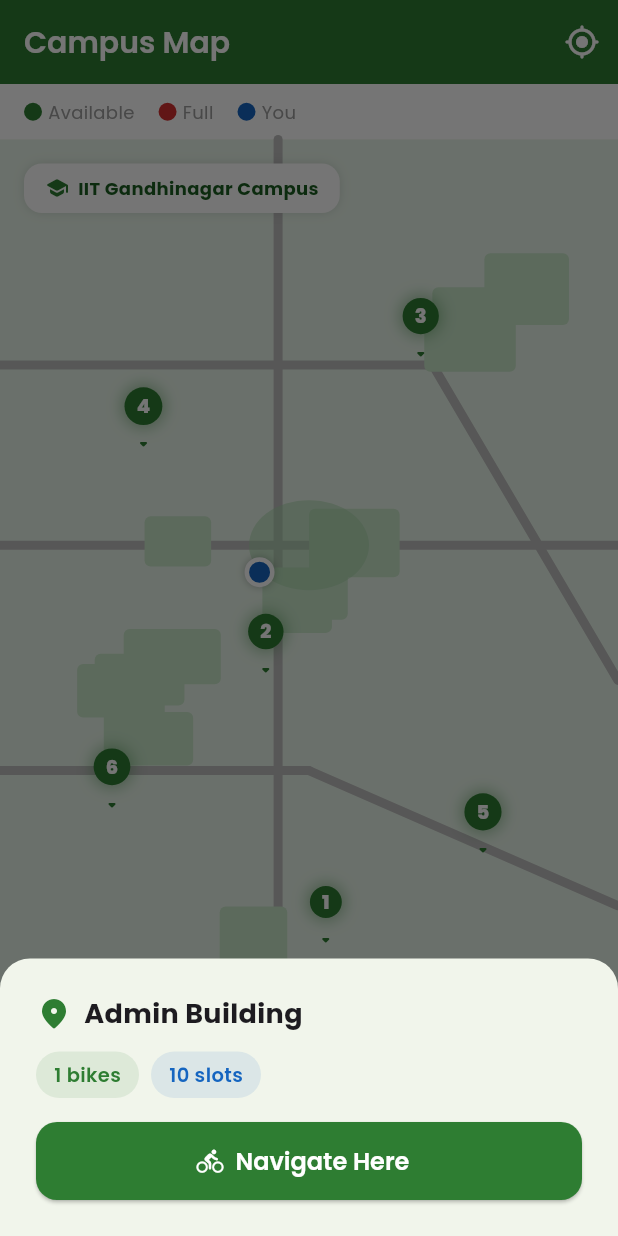
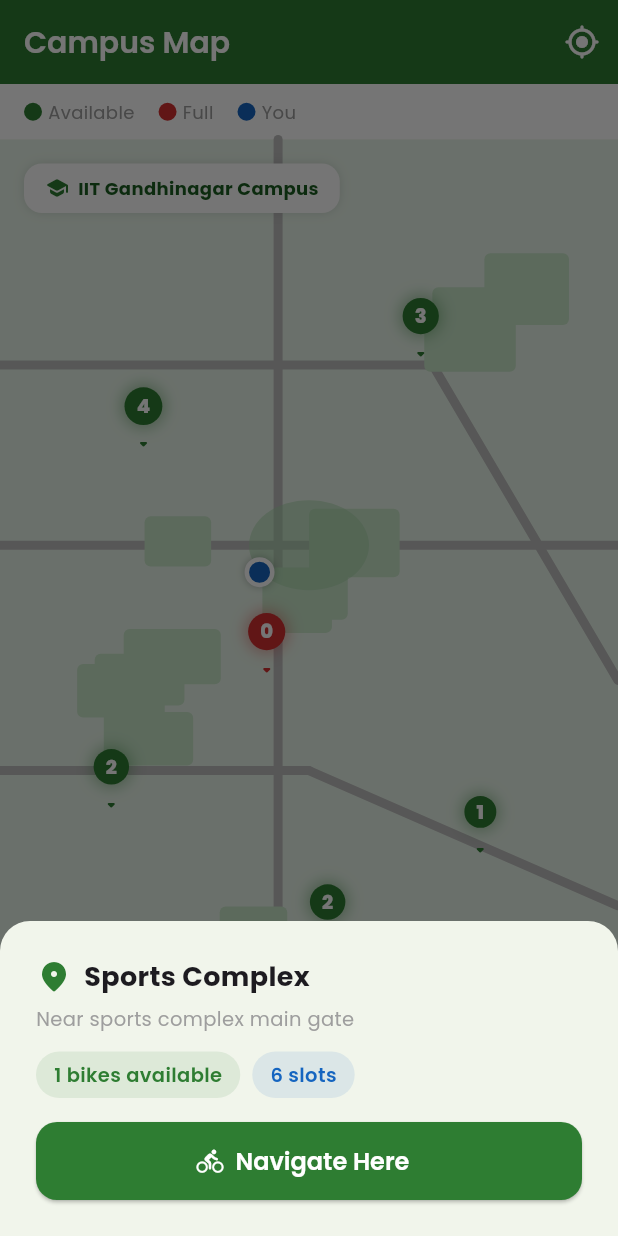
Before and after one commit to devraj07/Campus-Bike-Rental, a Flutter app: the MapScreen screen opened directly, after a tap on an icon or button, on a phone screen of 412 x 824 dp. Run offline on Flutter 3.47's test engine with Material 3 defaults, Android fonts, the phone set to English and light mode, and no system bars; our stand-ins replace google_fonts.

Commit message:
Kumud: Finalized data integration for Map Screen with dynamic markers and live stand availability
Co-Authored-By: Claude Sonnet 4.6 <noreply@anthropic.com>

```diff
--- a/lib/screens/map_screen.dart
+++ b/lib/screens/map_screen.dart
@@ -1,21 +1,95 @@
 import 'dart:math';
 import 'package:flutter/material.dart';
+import '../models/bike_state.dart';
+import '../services/api_service.dart';
 
-class MapScreen extends StatelessWidget {
+class MapScreen extends StatefulWidget {
   const MapScreen({super.key});
 
-  static const List<_BikeStation> _stations = [
-    _BikeStation('Academic Block A', 0.25, 0.30, 4),
-    _BikeStation('Hostel 1 Stand', 0.70, 0.20, 3),
-    _BikeStation('Library Gate', 0.45, 0.55, 2),
-    _BikeStation('Sports Complex', 0.80, 0.75, 5),
-    _BikeStation('Mess Block', 0.20, 0.70, 6),
-    _BikeStation('Admin Building', 0.55, 0.85, 1),
-  ];
+  @override
+  State<MapScreen> createState() => _MapScreenState();
+}
+
+class _MapScreenState extends State<MapScreen> {
+  late Future<List<StandAvailability>> _standsFuture;
+
+  // Map positions are a display-layer concern — not stored in the backend.
+  // Keyed by standName to remain stable even if API order changes.
+  static const Map<String, List<double>> _positionMap = {
+    'Academic Block A': [0.25, 0.30],
+    'Library Gate':     [0.45, 0.55],
+    'Hostel 1 Stand':   [0.70, 0.20],
+    'Mess Block':       [0.20, 0.70],
+    'Sports Complex':   [0.80, 0.75],
+    'Admin Building':   [0.55, 0.85],
+  };
+
+  @override
+  void initState() {
+    super.initState();
+    _standsFuture = ApiService().fetchStands();
+  }
+
+  void _showStationSheet(BuildContext context, StandAvailability stand) {
+    showModalBottomSheet(
+      context: context,
+      shape: const RoundedRectangleBorder(
+          borderRadius: BorderRadius.vertical(top: Radius.circular(20))),
+      builder: (_) => Padding(
+        padding: const EdgeInsets.all(24),
+        child: Column(
+          mainAxisSize: MainAxisSize.min,
+          crossAxisAlignment: CrossAxisAlignment.start,
+          children: [
+            Row(
+              children: [
+                const Icon(Icons.location_on_rounded,
+                    color: Color(0xFF2E7D32)),
+                const SizedBox(width: 8),
+                Expanded(
+                  child: Text(
+                    stand.standName,
+                    style: const TextStyle(
+                        fontSize: 18, fontWeight: FontWeight.w700),
+                  ),
+                ),
+              ],
+            ),
+            const SizedBox(height: 6),
+            Text(
+              stand.description,
+              style: const TextStyle(color: Colors.grey, fontSize: 13),
+            ),
+            const SizedBox(height: 12),
+            Row(
+              children: [
+                _InfoPill(
+                  label: '${stand.availableBikes} bikes available',
+                  color: stand.availableBikes > 0
+                      ? const Color(0xFF2E7D32)
+                      : const Color(0xFFD32F2F),
+                ),
+                const SizedBox(width: 8),
+                _InfoPill(
+                  label: '${stand.totalSlots} slots',
+                  color: const Color(0xFF1565C0),
+                ),
+              ],
+            ),
+            const SizedBox(height: 16),
+            ElevatedButton.icon(
+              onPressed: () => Navigator.pop(context),
+              icon: const Icon(Icons.directions_bike_rounded),
+              label: const Text('Navigate Here'),
+            ),
+          ],
+        ),
+      ),
+    );
+  }
 
   @override
   Widget build(BuildContext context) {
-    final theme = Theme.of(context);
     return Scaffold(
       backgroundColor: const Color(0xFFF9FBF0),
       appBar: AppBar(
@@ -30,23 +104,43 @@ class MapScreen extends StatelessWidget {
           ),
         ],
       ),
-      body: Column(
+      body: FutureBuilder<List<StandAvailability>>(
+        future: _standsFuture,
+        builder: (context, snapshot) {
+          if (snapshot.connectionState == ConnectionState.waiting) {
+            return const Center(
+              child: CircularProgressIndicator(color: Color(0xFF2E7D32)),
+            );
+          }
+          if (snapshot.hasError) {
+            return Center(
+              child: Text('Failed to load stands: ${snapshot.error}'),
+            );
+          }
+
+          final stands = snapshot.data!;
+
+          return Column(
             children: [
               // Legend
               Container(
-            padding: const EdgeInsets.symmetric(horizontal: 16, vertical: 10),
+                padding:
+                    const EdgeInsets.symmetric(horizontal: 16, vertical: 10),
                 color: Colors.white,
                 child: Row(
                   children: [
-                _LegendItem(color: const Color(0xFF2E7D32), label: 'Available'),
+                    _LegendItem(
+                        color: const Color(0xFF2E7D32), label: 'Available'),
                     const SizedBox(width: 16),
-                _LegendItem(color: const Color(0xFFD32F2F), label: 'Full'),
+                    _LegendItem(
+                        color: const Color(0xFFD32F2F), label: 'Full'),
                     const SizedBox(width: 16),
-                _LegendItem(color: const Color(0xFF1565C0), label: 'You'),
+                    _LegendItem(
+                        color: const Color(0xFF1565C0), label: 'You'),
                   ],
                 ),
               ),
-          // Map placeholder
+              // Map
               Expanded(
                 child: LayoutBuilder(
                   builder: (context, constraints) {
@@ -56,19 +150,25 @@ class MapScreen extends StatelessWidget {
                         Container(
                           color: const Color(0xFFE8F5E9),
                           child: CustomPaint(
-                        size: Size(constraints.maxWidth, constraints.maxHeight),
+                            size: Size(
+                                constraints.maxWidth, constraints.maxHeight),
                             painter: _CampusMapPainter(),
                           ),
                         ),
-                    // Station markers
-                    ..._stations.map((s) => Positioned(
-                          left: s.xFraction * constraints.maxWidth - 20,
-                          top: s.yFraction * constraints.maxHeight - 20,
+                        // Dynamic stand markers
+                        ...stands.map((stand) {
+                          final pos = _positionMap[stand.standName] ??
+                              [0.5, 0.5];
+                          return Positioned(
+                            left: pos[0] * constraints.maxWidth - 20,
+                            top: pos[1] * constraints.maxHeight - 20,
                             child: GestureDetector(
-                            onTap: () => _showStationSheet(context, s),
-                            child: _StationMarker(station: s),
+                              onTap: () =>
+                                  _showStationSheet(context, stand),
+                              child: _StationMarker(stand: stand),
                             ),
-                        )),
+                          );
+                        }),
                         // User location dot
                         Positioned(
                           left: 0.42 * constraints.maxWidth - 10,
@@ -79,9 +179,11 @@ class MapScreen extends StatelessWidget {
                             decoration: BoxDecoration(
                               color: const Color(0xFF1565C0),
                               shape: BoxShape.circle,
-                          border: Border.all(color: Colors.white, width: 3),
+                              border:
+                                  Border.all(color: Colors.white, width: 3),
                               boxShadow: const [
-                            BoxShadow(color: Colors.black26, blurRadius: 4)
+                                BoxShadow(
+                                    color: Colors.black26, blurRadius: 4)
                               ],
                             ),
                           ),
@@ -97,7 +199,8 @@ class MapScreen extends StatelessWidget {
                               color: Colors.white,
                               borderRadius: BorderRadius.circular(12),
                               boxShadow: const [
-                            BoxShadow(color: Colors.black12, blurRadius: 6)
+                                BoxShadow(
+                                    color: Colors.black12, blurRadius: 6)
                               ],
                             ),
                             child: const Row(
@@ -123,68 +226,21 @@ class MapScreen extends StatelessWidget {
                   },
                 ),
               ),
-          // Bottom station list
+              // Bottom stand list
               Container(
                 height: 130,
                 color: Colors.white,
                 child: ListView.separated(
                   scrollDirection: Axis.horizontal,
                   padding: const EdgeInsets.all(12),
-              itemCount: _stations.length,
+                  itemCount: stands.length,
                   separatorBuilder: (_, __) => const SizedBox(width: 8),
-              itemBuilder: (ctx, i) => _StationChip(station: _stations[i]),
+                  itemBuilder: (ctx, i) => _StationChip(stand: stands[i]),
                 ),
               ),
             ],
-      ),
           );
-  }
-
-  void _showStationSheet(BuildContext context, _BikeStation s) {
-    showModalBottomSheet(
-      context: context,
-      shape: const RoundedRectangleBorder(
-          borderRadius: BorderRadius.vertical(top: Radius.circular(20))),
-      builder: (_) => Padding(
-        padding: const EdgeInsets.all(24),
-        child: Column(
-          mainAxisSize: MainAxisSize.min,
-          crossAxisAlignment: CrossAxisAlignment.start,
-          children: [
-            Row(
-              children: [
-                const Icon(Icons.location_on_rounded,
-                    color: Color(0xFF2E7D32)),
-                const SizedBox(width: 8),
-                Text(
-                  s.name,
-                  style: const TextStyle(
-                      fontSize: 18, fontWeight: FontWeight.w700),
-                ),
-              ],
-            ),
-            const SizedBox(height: 12),
-            Row(
-              children: [
-                _InfoPill(
-                  label: '${s.availableBikes} bikes',
-                  color: const Color(0xFF2E7D32),
-                ),
-                const SizedBox(width: 8),
-                const _InfoPill(
-                  label: '10 slots',
-                  color: Color(0xFF1565C0),
-                ),
-              ],
-            ),
-            const SizedBox(height: 16),
-            ElevatedButton.icon(
-              onPressed: () => Navigator.pop(context),
-              icon: const Icon(Icons.directions_bike_rounded),
-              label: const Text('Navigate Here'),
-            ),
-          ],
-        ),
+        },
       ),
     );
   }
@@ -201,36 +257,47 @@ class _CampusMapPainter extends CustomPainter {
 
     final buildingPaint = Paint()..color = const Color(0xFFC8E6C9);
 
-    // Draw some roads
     final roads = [
       [Offset(0, size.height * 0.45), Offset(size.width, size.height * 0.45)],
       [Offset(size.width * 0.45, 0), Offset(size.width * 0.45, size.height)],
-      [Offset(0, size.height * 0.25), Offset(size.width * 0.7, size.height * 0.25)],
-      [Offset(size.width * 0.7, size.height * 0.25), Offset(size.width, size.height * 0.6)],
-      [Offset(0, size.height * 0.7), Offset(size.width * 0.5, size.height * 0.7)],
-      [Offset(size.width * 0.5, size.height * 0.7), Offset(size.width, size.height * 0.85)],
+      [
+        Offset(0, size.height * 0.25),
+        Offset(size.width * 0.7, size.height * 0.25)
+      ],
+      [
+        Offset(size.width * 0.7, size.height * 0.25),
+        Offset(size.width, size.height * 0.6)
+      ],
+      [
+        Offset(0, size.height * 0.7),
+        Offset(size.width * 0.5, size.height * 0.7)
+      ],
+      [
+        Offset(size.width * 0.5, size.height * 0.7),
+        Offset(size.width, size.height * 0.85)
+      ],
     ];
 
     for (final r in roads) {
       canvas.drawLine(r[0], r[1], roadPaint);
     }
 
-    // Draw building blocks
     final rng = Random(42);
     for (int i = 0; i < 12; i++) {
       final x = rng.nextDouble() * (size.width - 60) + 10;
       final y = rng.nextDouble() * (size.height - 50) + 10;
       canvas.drawRRect(
         RRect.fromRectAndRadius(
-          Rect.fromLTWH(x, y, 40 + rng.nextDouble() * 30, 30 + rng.nextDouble() * 20),
+          Rect.fromLTWH(x, y, 40 + rng.nextDouble() * 30,
+              30 + rng.nextDouble() * 20),
           const Radius.circular(4),
         ),
         buildingPaint,
       );
     }
 
-    // Draw grass patches
-    final grassPaint = Paint()..color = const Color(0xFFA5D6A7).withOpacity(0.5);
+    final grassPaint =
+        Paint()..color = const Color(0xFFA5D6A7).withOpacity(0.5);
     canvas.drawOval(
         Rect.fromCenter(
             center: Offset(size.width * 0.5, size.height * 0.45),
@@ -244,33 +311,33 @@ class _CampusMapPainter extends CustomPainter {
 }
 
 class _StationMarker extends StatelessWidget {
-  final _BikeStation station;
-  const _StationMarker({required this.station});
+  final StandAvailability stand;
+  const _StationMarker({required this.stand});
 
   @override
   Widget build(BuildContext context) {
-    final hasAvailable = station.availableBikes > 0;
+    final hasAvailable = stand.availableBikes > 0;
+    final markerColor = hasAvailable
+        ? const Color(0xFF2E7D32)
+        : const Color(0xFFD32F2F);
     return Column(
       mainAxisSize: MainAxisSize.min,
       children: [
         Container(
           padding: const EdgeInsets.all(8),
           decoration: BoxDecoration(
-            color: hasAvailable ? const Color(0xFF2E7D32) : const Color(0xFFD32F2F),
+            color: markerColor,
             shape: BoxShape.circle,
             boxShadow: [
               BoxShadow(
-                color: (hasAvailable
-                        ? const Color(0xFF2E7D32)
-                        : const Color(0xFFD32F2F))
-                    .withOpacity(0.4),
+                color: markerColor.withOpacity(0.4),
                 blurRadius: 8,
                 spreadRadius: 2,
               ),
             ],
           ),
           child: Text(
-            '${station.availableBikes}',
+            '${stand.availableBikes}',
             style: const TextStyle(
               color: Colors.white,
               fontWeight: FontWeight.w800,
@@ -278,16 +345,15 @@ class _StationMarker extends StatelessWidget {
             ),
           ),
         ),
-        const Icon(Icons.arrow_drop_down_rounded,
-            color: Color(0xFF2E7D32), size: 16),
+        Icon(Icons.arrow_drop_down_rounded, color: markerColor, size: 16),
       ],
     );
   }
 }
 
 class _StationChip extends StatelessWidget {
-  final _BikeStation station;
-  const _StationChip({required this.station});
+  final StandAvailability stand;
+  const _StationChip({required this.stand});
 
   @override
   Widget build(BuildContext context) {
@@ -310,7 +376,7 @@ class _StationChip extends StatelessWidget {
               const SizedBox(width: 4),
               Expanded(
                 child: Text(
-                  station.name,
+                  stand.standName,
                   style: const TextStyle(
                     fontSize: 11,
                     fontWeight: FontWeight.w600,
@@ -321,13 +387,21 @@ class _StationChip extends StatelessWidget {
               ),
             ],
           ),
-          const SizedBox(height: 6),
+          const SizedBox(height: 4),
           Text(
-            '${station.availableBikes} bikes available',
-            style: const TextStyle(
+            stand.description,
+            style: const TextStyle(fontSize: 10, color: Colors.grey),
+            overflow: TextOverflow.ellipsis,
+          ),
+          const SizedBox(height: 4),
+          Text(
+            '${stand.availableBikes} bikes available',
+            style: TextStyle(
               fontSize: 12,
               fontWeight: FontWeight.w700,
-              color: Color(0xFF4CAF50),
+              color: stand.availableBikes > 0
+                  ? const Color(0xFF4CAF50)
+                  : const Color(0xFFD32F2F),
             ),
           ),
         ],
@@ -372,17 +446,8 @@ class _InfoPill extends StatelessWidget {
         borderRadius: BorderRadius.circular(20),
       ),
       child: Text(label,
-          style: TextStyle(color: color, fontWeight: FontWeight.w600, fontSize: 13)),
+          style: TextStyle(
+              color: color, fontWeight: FontWeight.w600, fontSize: 13)),
     );
   }
 }
-
-class _BikeStation {
-  final String name;
-  final double xFraction;
-  final double yFraction;
-  final int availableBikes;
-
-  const _BikeStation(
-      this.name, this.xFraction, this.yFraction, this.availableBikes);
-}
```
Lines whose indentation alone changed are shown as unchanged.
